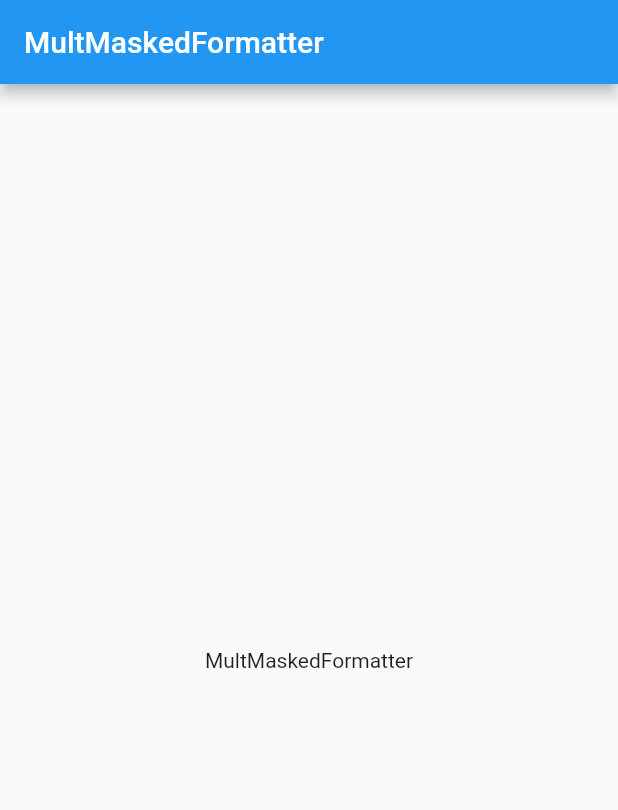
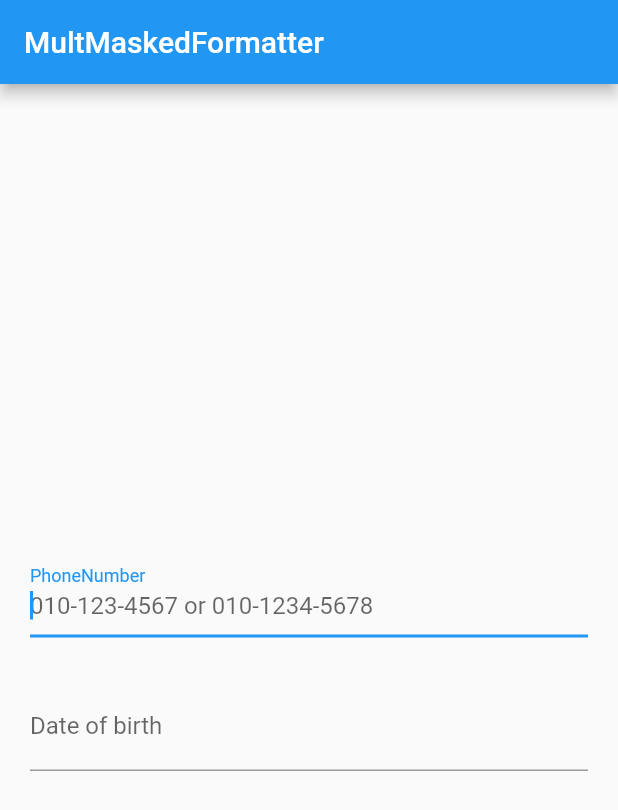
Before and after one commit to acadia3000/multi_masked_formatter, a Flutter app: the screen it shows after launch, on a phone screen of 412 x 824 dp. Shown: the top 810 px of the screen. Run offline on Flutter 3.47's test engine with Material 2 defaults, Android fonts, the phone set to English and light mode, and no system bars.

Commit message:
implements masked filter.

```diff
--- a/example/lib/main.dart
+++ b/example/lib/main.dart
@@ -1,4 +1,5 @@
 import 'package:flutter/material.dart';
+import 'package:multi_masked_formatter/multi_masked_formatter.dart';
 
 void main() => runApp(MyApp());
 
@@ -15,8 +16,38 @@ class _MyAppState extends State<MyApp> {
         appBar: AppBar(
           title: const Text('MultMaskedFormatter'),
         ),
-        body: Center(
-          child: Text('MultMaskedFormatter'),
+        body: Padding(
+          padding: const EdgeInsets.symmetric(horizontal: 20),
+          child: Column(
+            mainAxisAlignment: MainAxisAlignment.center,
+            children: <Widget>[
+              TextField(
+                inputFormatters: [
+                  MultiMaskedTextInputFormatter(
+                      masks: ['xxx-xxxx-xxxx', 'xxx-xxx-xxxx'], separator: '-')
+                ],
+                autofocus: true,
+                keyboardType: TextInputType.number,
+                decoration:
+                    InputDecoration(
+                      labelText: 'PhoneNumber',
+                      hintText: '010-123-4567 or 010-1234-5678'),
+              ),
+              SizedBox(
+                height: 30,
+              ),
+              TextField(
+                inputFormatters: [
+                  MultiMaskedTextInputFormatter(
+                      masks: ['xx.xx.xx', 'xxxx.xx.xx'], separator: '.')
+                ],
+                autofocus: true,
+                keyboardType: TextInputType.number,
+                decoration: InputDecoration(
+                    labelText: 'Date of birth', hintText: '83.02.20 or 1983.02.20'),
+              ),
+            ],
+          ),
         ),
       ),
     );
```
Also changed, not shown: lib/multi_masked_formatter.dart (+74 -1 lines), pubspec.yaml (+0 -44 lines), 2 other files.
